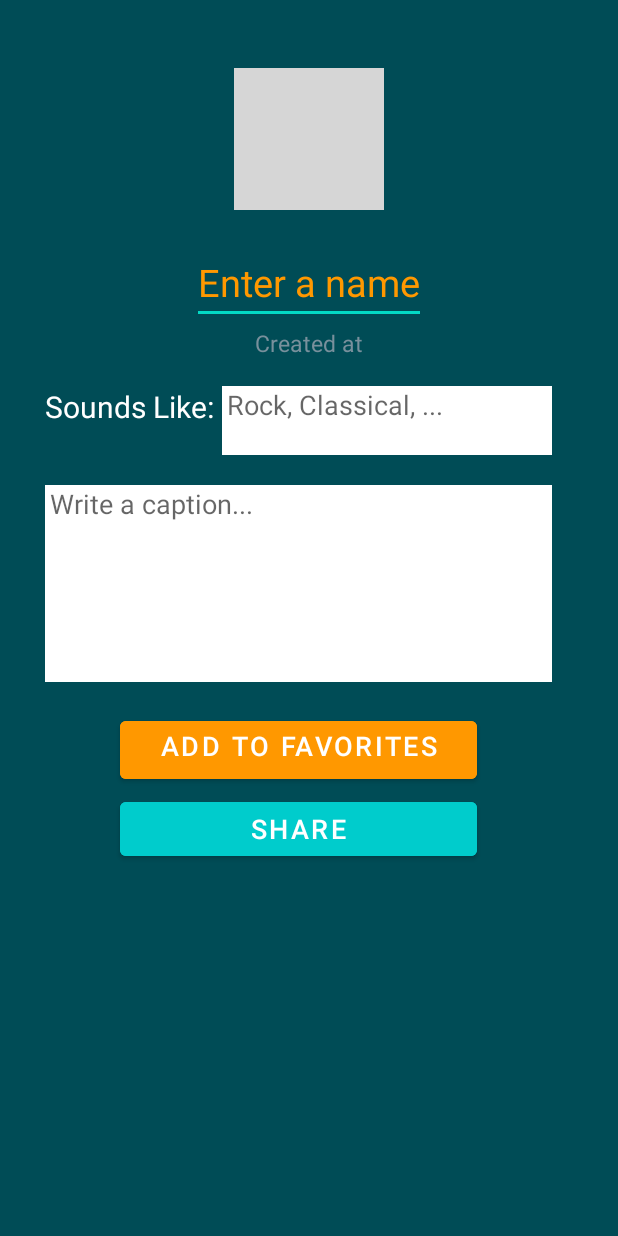
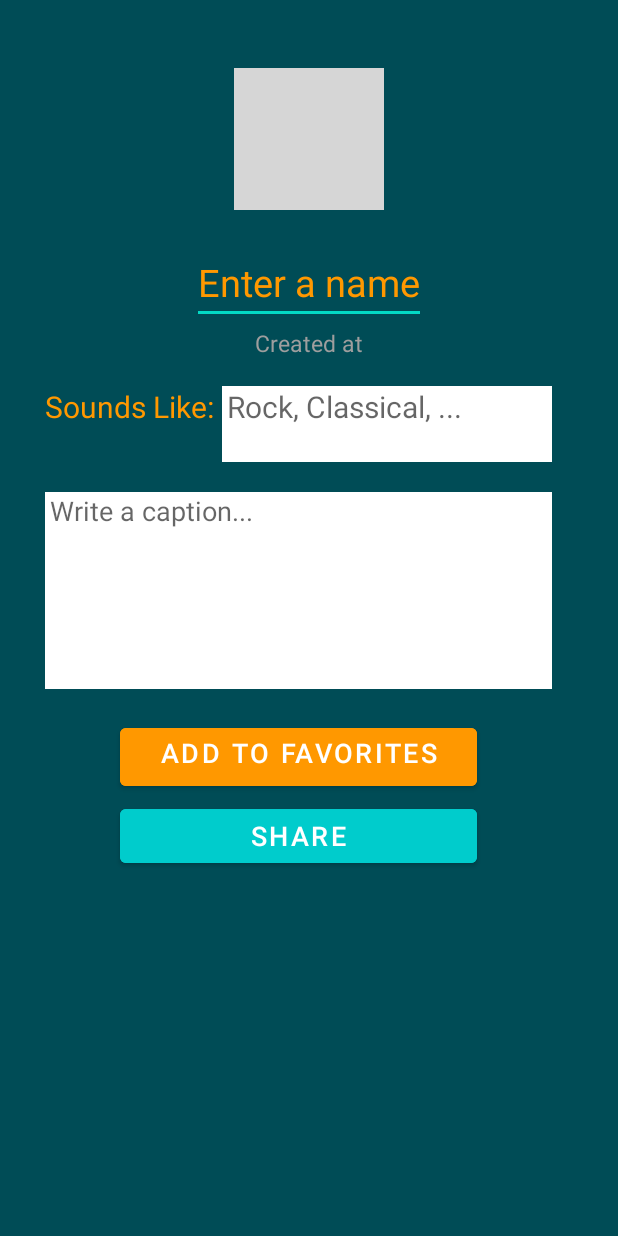
Before and after one commit to mateo4martinez/QuarterStep, an Android app: the ShareActivity screen opened directly, with no data from a screen before it, on a phone screen of 412 x 824 dp. Run offline under Robolectric (Android 15) with nearby library versions, the phone set to English and light mode, and no system bars; libraries missing offline, so code that uses them is left out: com.parse; grey boxes are pictures that could not be loaded.

Commit message:
quick ui improvements

```diff
--- a/app/src/main/res/layout/activity_share.xml
+++ b/app/src/main/res/layout/activity_share.xml
@@ -39,9 +39,12 @@
         android:layout_below="@+id/ivImage"
         android:layout_centerHorizontal="true"
         android:layout_marginTop="5dp"
+        android:gravity="center"
         android:hint="Enter a name"
         android:textColorHint="@color/orange_active"
+        android:textColor="@color/orange_active"
         android:textSize="25dp"
+        android:inputType="text"
         android:maxLines="1"
         />
 
@@ -54,7 +57,7 @@
         android:layout_marginTop="2dp"
         android:layout_marginBottom="10dp"
         android:text="Created at"
-        android:textColor="@color/default_inactive"
+        android:textColor="@color/grey_active"
         android:textSize="15dp"
         />
 
@@ -67,7 +70,7 @@
         android:layout_marginStart="30dp"
         android:layout_marginTop="8dp"
         android:text="Sounds Like:"
-        android:textColor="@color/white"
+        android:textColor="@color/orange_active"
         android:textSize="20dp"
         />
 
@@ -86,6 +89,7 @@
         android:maxLines="2"
         android:paddingStart="3dp"
         android:paddingEnd="3dp"
+        android:textSize="20sp"
         android:inputType="textMultiLine"
         />
 
--- a/app/src/main/res/layout/activity_signup.xml
+++ b/app/src/main/res/layout/activity_signup.xml
@@ -4,7 +4,7 @@
     xmlns:tools="http://schemas.android.com/tools"
     android:layout_width="match_parent"
     android:layout_height="match_parent"
-    android:background="@color/bluegreen"
+    android:background="@color/darkBluegreen"
     tools:context=".activities.SignupActivity">
 
     <TextView
```
Also changed, not shown: app/src/main/res/layout/item_post.xml (+7 -4 lines).
